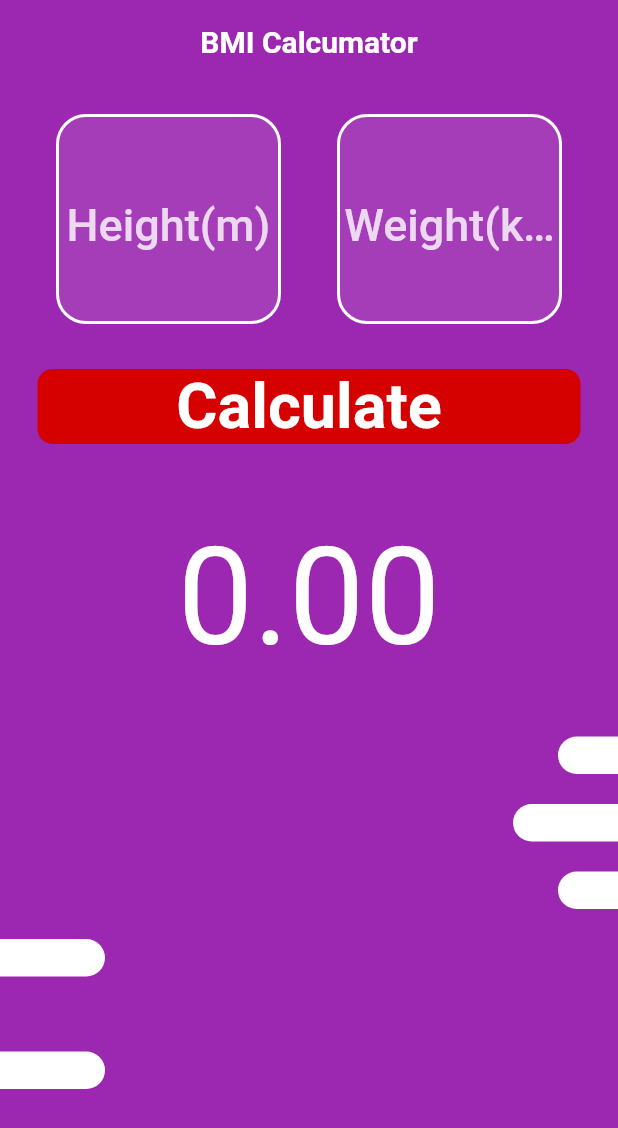
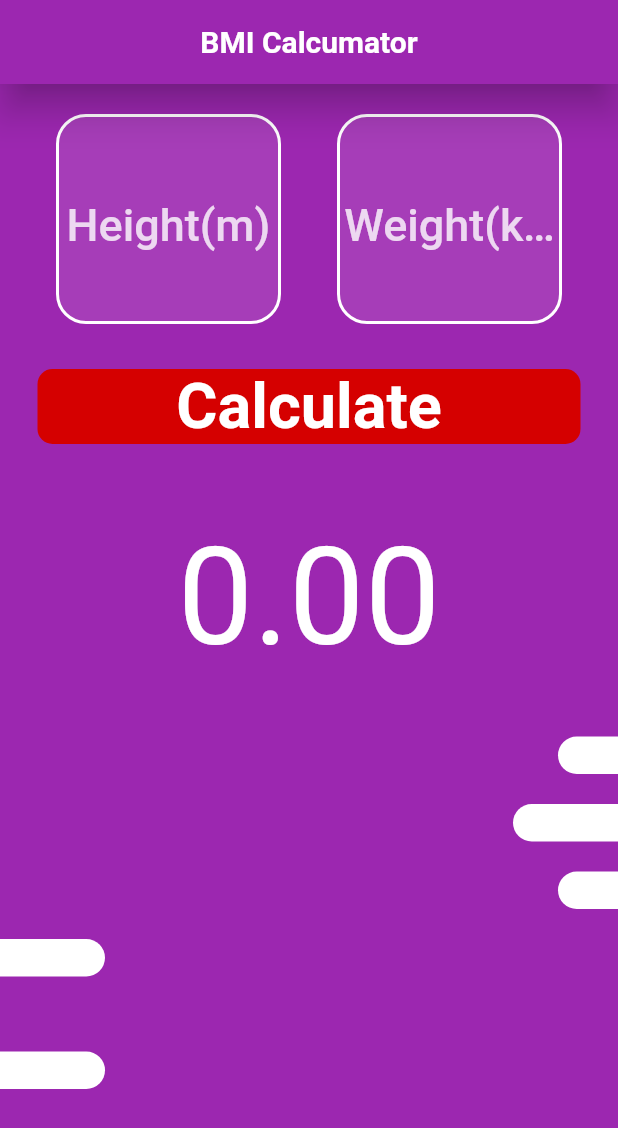
Before and after one commit to aryamanshrivastava/BMI-Calculator, a Flutter app: the screen it shows after launch, on a phone screen of 412 x 824 dp. Shown: the top 1128 px of the screen. Run offline on Flutter 3.47's test engine with Material 2 defaults, Android fonts, the phone set to English and light mode, and no system bars.

Commit message:
UI Complete

```diff
--- a/lib/screens/home.dart
+++ b/lib/screens/home.dart
@@ -26,7 +26,7 @@ class _HomeScreenState extends State<HomeScreen> {
           style: TextStyle(color: Colors.white, fontWeight: FontWeight.bold),
         ),
         backgroundColor: Colors.purple,
-        elevation: 0,
+        elevation: 10,
         centerTitle: true,
       ),
       backgroundColor: Colors.purple,
```
